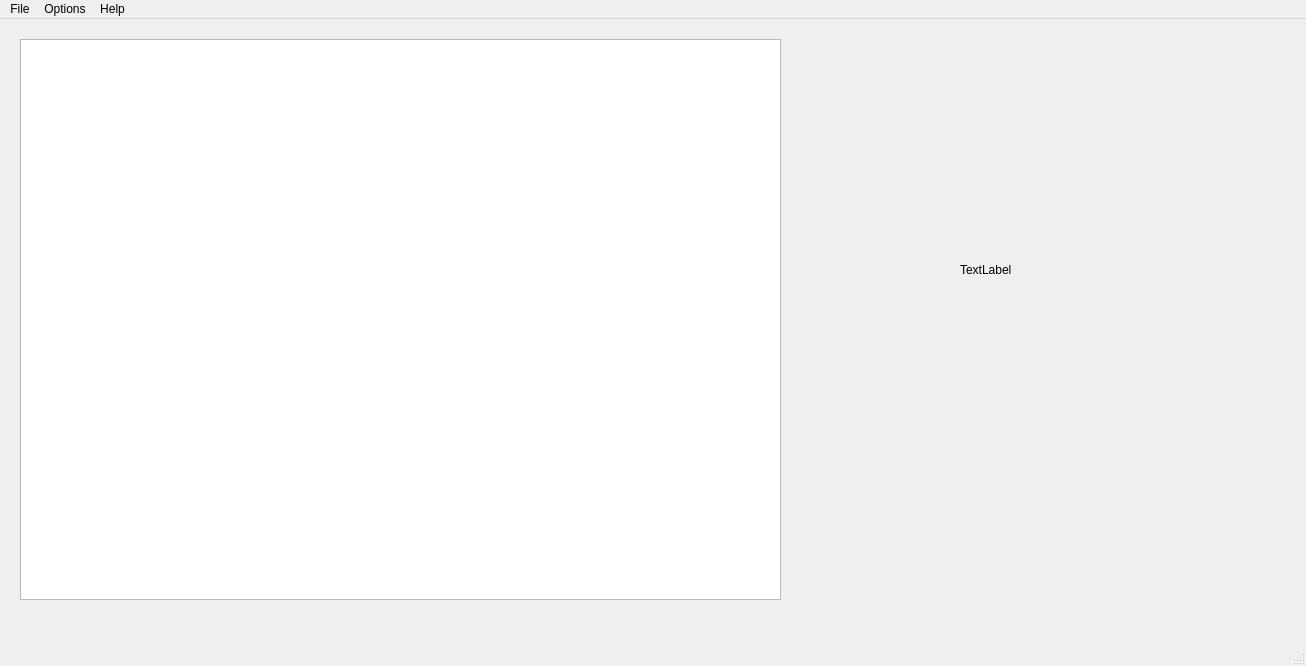
AntoineMerlet/ProjectCXX, file WIP/mainwindow.ui: the form before one commit.
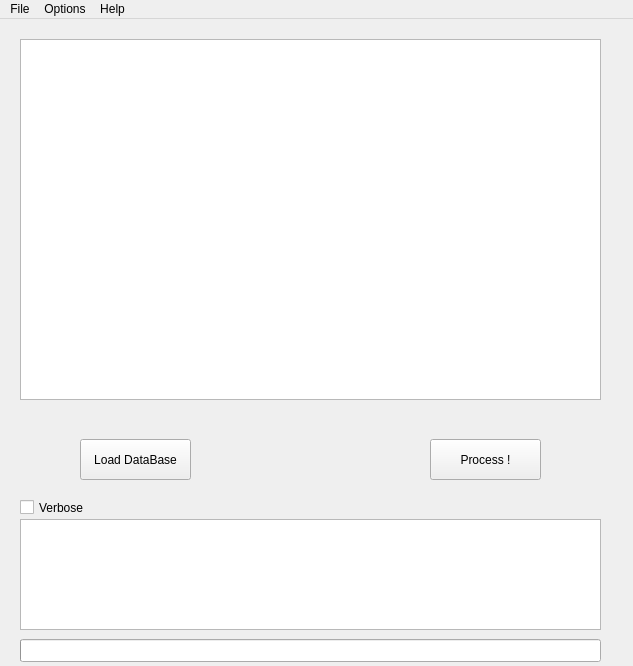
The form after the commit.

```diff
--- a/WIP/mainwindow.ui
+++ b/WIP/mainwindow.ui
@@ -6,7 +6,7 @@
    <rect>
     <x>0</x>
     <y>0</y>
-    <width>1306</width>
+    <width>633</width>
     <height>666</height>
    </rect>
   </property>
@@ -14,36 +14,94 @@
    <string>MainWindow</string>
   </property>
   <widget class="QWidget" name="centralWidget">
-   <widget class="QLabel" name="label">
-    <property name="geometry">
-     <rect>
-      <x>960</x>
-      <y>230</y>
-      <width>211</width>
-      <height>41</height>
-     </rect>
-    </property>
-    <property name="text">
-     <string>TextLabel</string>
-    </property>
-   </widget>
-   <widget class="QGraphicsView" name="view">
+   <widget class="QGraphicsView" name="BaseImageView">
     <property name="geometry">
      <rect>
       <x>20</x>
       <y>20</y>
-      <width>761</width>
-      <height>561</height>
+      <width>581</width>
+      <height>361</height>
      </rect>
     </property>
    </widget>
+   <widget class="QPlainTextEdit" name="ConsoleOutpout">
+    <property name="geometry">
+     <rect>
+      <x>20</x>
+      <y>500</y>
+      <width>581</width>
+      <height>111</height>
+     </rect>
+    </property>
+    <property name="readOnly">
+     <bool>true</bool>
+    </property>
+   </widget>
+   <widget class="QPushButton" name="ButtonDB">
+    <property name="geometry">
+     <rect>
+      <x>80</x>
+      <y>420</y>
+      <width>111</width>
+      <height>41</height>
+     </rect>
+    </property>
+    <property name="text">
+     <string>Load DataBase</string>
+    </property>
+   </widget>
+   <widget class="QPushButton" name="ButtonProcess">
+    <property name="geometry">
+     <rect>
+      <x>430</x>
+      <y>420</y>
+      <width>111</width>
+      <height>41</height>
+     </rect>
+    </property>
+    <property name="text">
+     <string>Process !</string>
+    </property>
+   </widget>
+   <widget class="QCheckBox" name="VerboseCheck">
+    <property name="geometry">
+     <rect>
+      <x>20</x>
+      <y>480</y>
+      <width>70</width>
+      <height>17</height>
+     </rect>
+    </property>
+    <property name="text">
+     <string>Verbose</string>
+    </property>
+   </widget>
+   <widget class="QProgressBar" name="progressBar">
+    <property name="geometry">
+     <rect>
+      <x>20</x>
+      <y>620</y>
+      <width>581</width>
+      <height>23</height>
+     </rect>
+    </property>
+    <property name="value">
+     <number>0</number>
+    </property>
+    <property name="textVisible">
+     <bool>false</bool>
+    </property>
+    <property name="invertedAppearance">
+     <bool>false</bool>
+    </property>
+   </widget>
   </widget>
   <widget class="QMenuBar" name="menuBar">
    <property name="geometry">
     <rect>
      <x>0</x>
      <y>0</y>
-     <width>1306</width>
+     <width>633</width>
      <height>21</height>
     </rect>
    </property>
@@ -76,7 +134,6 @@
    <addaction name="menuOptions"/>
    <addaction name="menuHelp"/>
   </widget>
-  <widget class="QStatusBar" name="statusBar"/>
   <action name="File_Open">
    <property name="text">
     <string>Open</string>
```
Left out of the diff: 15 changed lines with no effect on the pictures.
